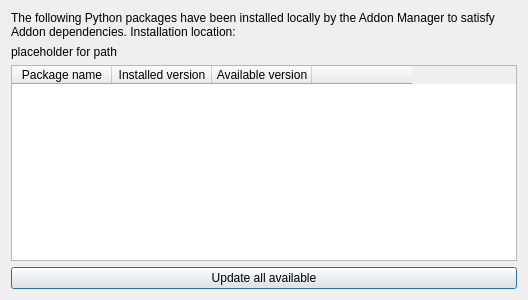
This is PythonDependencyUpdateDialog.ui in chennes/AddonManager as Qt 5 draws it before an edit. The edited form follows.
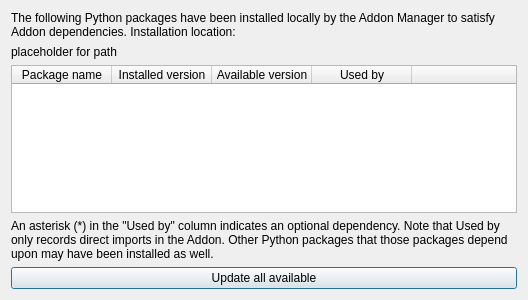
This is the edited form.

Commit message: Addon Manager: Show package dependencies

Diff of the .ui file:
```diff
--- a/PythonDependencyUpdateDialog.ui
+++ b/PythonDependencyUpdateDialog.ui
@@ -46,8 +46,11 @@
       <bool>true</bool>
      </property>
      <property name="columnCount">
-      <number>4</number>
+      <number>5</number>
      </property>
+     <attribute name="horizontalHeaderStretchLastSection">
+      <bool>true</bool>
+     </attribute>
      <attribute name="verticalHeaderVisible">
       <bool>false</bool>
      </attribute>
@@ -66,6 +69,11 @@
        <string>Available version</string>
       </property>
      </column>
+     <column>
+      <property name="text">
+       <string>Used by</string>
+      </property>
+     </column>
      <column>
       <property name="text">
        <string/>
@@ -73,6 +81,16 @@
      </column>
     </widget>
    </item>
+   <item>
+    <widget class="QLabel" name="label_2">
+     <property name="text">
+      <string>An asterisk (*) in the &quot;Used by&quot; column indicates an optional dependency. Note that Used by only records direct imports in the Addon. Other Python packages that those packages depend upon may have been installed as well.</string>
+     </property>
+     <property name="wordWrap">
+      <bool>true</bool>
+     </property>
+    </widget>
+   </item>
    <item>
     <layout class="QHBoxLayout" name="horizontalLayout">
      <item>
```
The commit also changes 3 other files.
